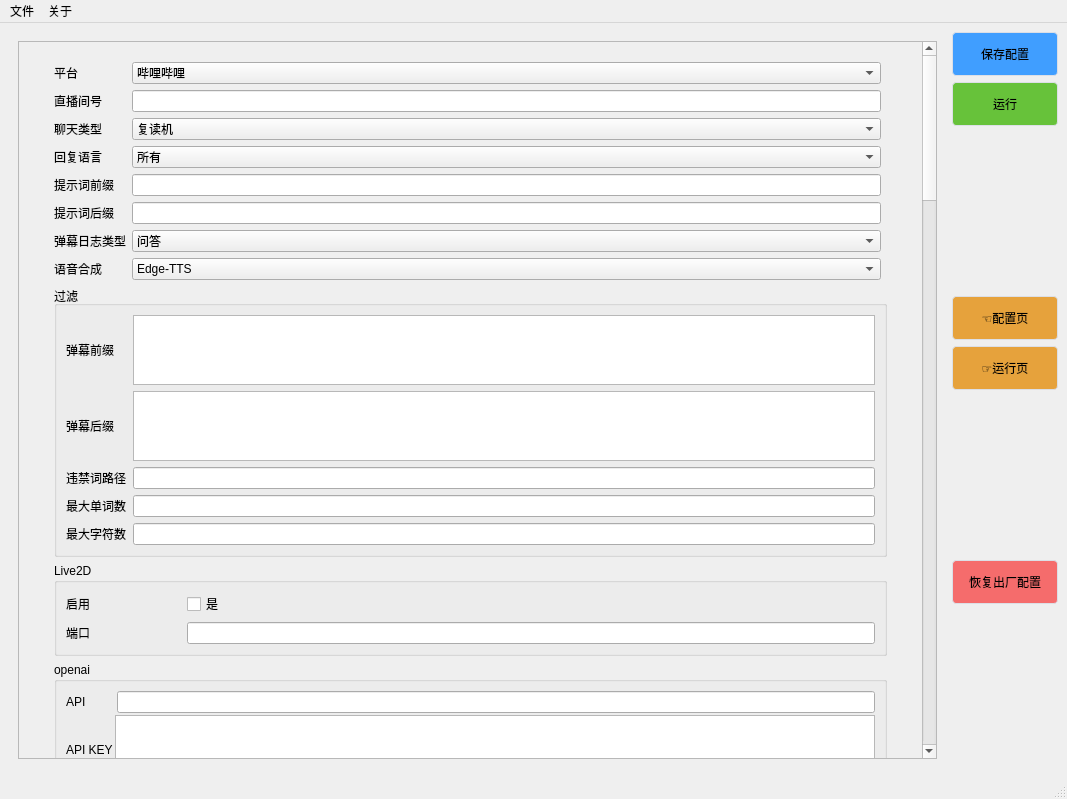
Old version of the form ui/main.ui in the repository sandboxdream/AI-Vtuber.
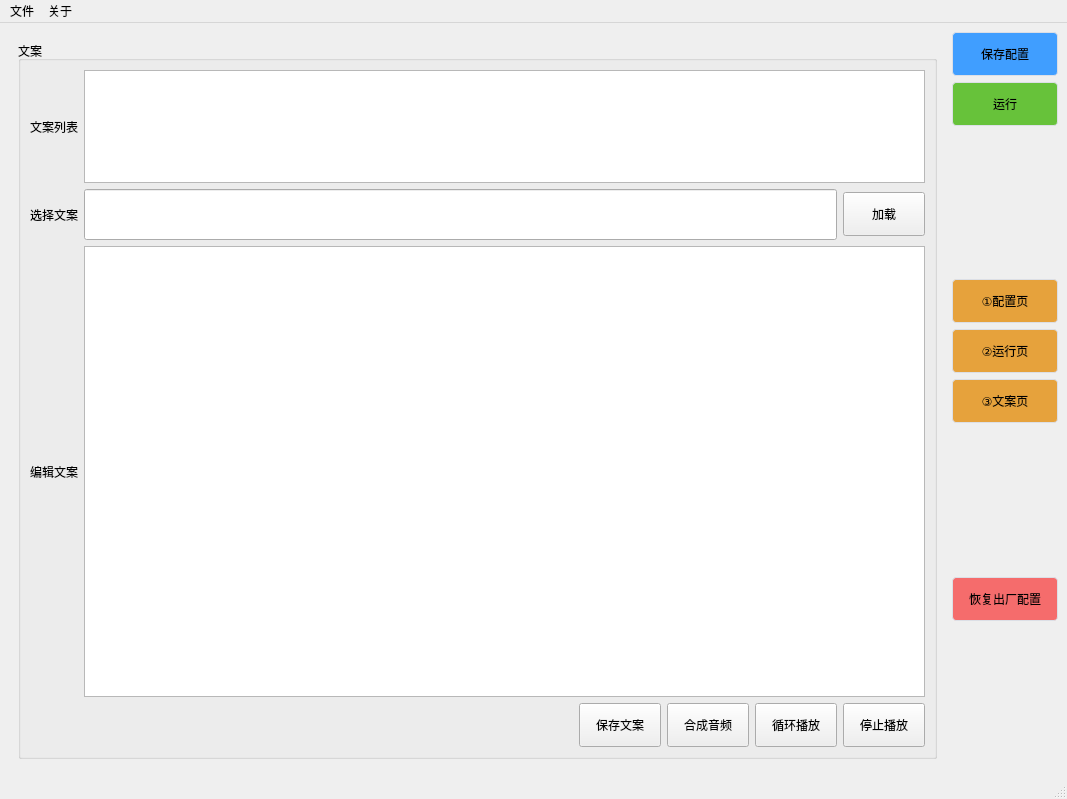
New version of the form. The open tabs and pages were chosen to show the change.

Commit message: 文案UI设计中

```diff
--- a/ui/main.ui
+++ b/ui/main.ui
@@ -21,7 +21,43 @@
   </property>
   <widget class="QWidget" name="centralwidget">
    <layout class="QGridLayout" name="gridLayout_20">
-    <item row="0" column="0" rowspan="8">
+    <item row="4" column="1">
+     <widget class="QPushButton" name="pushButton_run_page">
+      <property name="cursor">
+       <cursorShape>PointingHandCursor</cursorShape>
+      </property>
+      <property name="styleSheet">
+       <string notr="true">border: 1px solid #dcdfe6;
+background-color: #e6a23c;
+text-align: center;
+padding: 12px 16px;
+border-radius: 4px;
+font: 75 12pt &quot;微软雅黑&quot;;</string>
+      </property>
+      <property name="text">
+       <string>②运行页</string>
+      </property>
+     </widget>
+    </item>
+    <item row="0" column="1">
+     <widget class="QPushButton" name="pushButton_save">
+      <property name="cursor">
+       <cursorShape>PointingHandCursor</cursorShape>
+      </property>
+      <property name="styleSheet">
+       <string notr="true">border: 1px solid #dcdfe6;
+background-color: rgba(64, 158, 255, 255);
+text-align: center;
+padding: 12px 16px;
+border-radius: 4px;
+font: 75 12pt &quot;微软雅黑&quot;;</string>
+      </property>
+      <property name="text">
+       <string>保存配置</string>
+      </property>
+     </widget>
+    </item>
+    <item row="0" column="0" rowspan="9">
      <widget class="QStackedWidget" name="stackedWidget">
       <property name="currentIndex">
        <number>0</number>
@@ -45,7 +81,7 @@
            <property name="geometry">
             <rect>
              <x>0</x>
-             <y>-3160</y>
+             <y>0</y>
              <width>860</width>
              <height>4599</height>
             </rect>
@@ -1459,24 +1495,159 @@
         </item>
        </layout>
       </widget>
-     </widget>
-    </item>
-    <item row="0" column="1">
-     <widget class="QPushButton" name="pushButton_save">
-      <property name="cursor">
-       <cursorShape>PointingHandCursor</cursorShape>
-      </property>
-      <property name="styleSheet">
-       <string notr="true">border: 1px solid #dcdfe6;
-background-color: rgba(64, 158, 255, 255);
-text-align: center;
+      <widget class="QWidget" name="page_3">
+       <layout class="QGridLayout" name="gridLayout_38">
+        <item row="0" column="0">
+         <widget class="QGroupBox" name="groupBox_copywriting">
+          <property name="title">
+           <string>文案</string>
+          </property>
+          <layout class="QGridLayout" name="gridLayout_37" rowstretch="2,1,8,0,0,1" columnstretch="0,0,0,0,0,0,0">
+           <item row="5" column="4">
+            <widget class="QPushButton" name="pushButton_copywriting_synthetic_audio">
+             <property name="styleSheet">
+              <string notr="true">text-align: center;
 padding: 12px 16px;
-border-radius: 4px;
-font: 75 12pt &quot;微软雅黑&quot;;</string>
-      </property>
-      <property name="text">
-       <string>保存配置</string>
-      </property>
+font: 80 10pt &quot;微软雅黑&quot;;</string>
+             </property>
+             <property name="text">
+              <string>合成音频</string>
+             </property>
+            </widget>
+           </item>
+           <item row="2" column="0">
+            <widget class="QLabel" name="label_copywriting_edit">
+             <property name="styleSheet">
+              <string notr="true">font: 80 12pt &quot;微软雅黑&quot;;</string>
+             </property>
+             <property name="text">
+              <string>编辑文案</string>
+             </property>
+            </widget>
+           </item>
+           <item row="1" column="0">
+            <widget class="QLabel" name="label_copywriting_select">
+             <property name="styleSheet">
+              <string notr="true">font: 80 12pt &quot;微软雅黑&quot;;</string>
+             </property>
+             <property name="text">
+              <string>选择文案</string>
+             </property>
+            </widget>
+           </item>
+           <item row="5" column="3">
+            <widget class="QPushButton" name="pushButton_copywriting_save">
+             <property name="styleSheet">
+              <string notr="true">text-align: center;
+padding: 12px 16px;
+font: 80 10pt &quot;微软雅黑&quot;;</string>
+             </property>
+             <property name="text">
+              <string>保存文案</string>
+             </property>
+            </widget>
+           </item>
+           <item row="5" column="0" colspan="2">
+            <spacer name="horizontalSpacer">
+             <property name="orientation">
+              <enum>Qt::Horizontal</enum>
+             </property>
+             <property name="sizeHint" stdset="0">
+              <size>
+               <width>40</width>
+               <height>20</height>
+              </size>
+             </property>
+            </spacer>
+           </item>
+           <item row="5" column="5">
+            <widget class="QPushButton" name="pushButton_copywriting_loop_play">
+             <property name="styleSheet">
+              <string notr="true">text-align: center;
+padding: 12px 16px;
+font: 80 10pt &quot;微软雅黑&quot;;</string>
+             </property>
+             <property name="text">
+              <string>循环播放</string>
+             </property>
+            </widget>
+           </item>
+           <item row="0" column="0">
+            <widget class="QLabel" name="label_copywriting_list">
+             <property name="styleSheet">
+              <string notr="true">font: 80 12pt &quot;微软雅黑&quot;;</string>
+             </property>
+             <property name="text">
+              <string>文案列表</string>
+             </property>
+            </widget>
+           </item>
+           <item row="5" column="2">
+            <spacer name="horizontalSpacer_2">
+             <property name="orientation">
+              <enum>Qt::Horizontal</enum>
+             </property>
+             <property name="sizeHint" stdset="0">
+              <size>
+               <width>40</width>
+               <height>20</height>
+              </size>
+             </property>
+            </spacer>
+           </item>
+           <item row="5" column="6">
+            <widget class="QPushButton" name="pushButton_copywriting_stop_play">
+             <property name="styleSheet">
+              <string notr="true">text-align: center;
+padding: 12px 16px;
+font: 80 10pt &quot;微软雅黑&quot;;</string>
+             </property>
+             <property name="text">
+              <string>停止播放</string>
+             </property>
+            </widget>
+           </item>
+           <item row="2" column="1" colspan="6">
+            <widget class="QTextEdit" name="textEdit_copywriting_edit"/>
+           </item>
+           <item row="1" column="6">
+            <widget class="QPushButton" name="pushButton_copywriting_select">
+             <property name="styleSheet">
+              <string notr="true">text-align: center;
+padding: 12px 16px;
+font: 80 10pt &quot;微软雅黑&quot;;</string>
+             </property>
+             <property name="text">
+              <string>加载</string>
+             </property>
+            </widget>
+           </item>
+           <item row="0" column="1" colspan="6">
+            <widget class="QTextEdit" name="textEdit_copywriting_list">
+             <property name="readOnly">
+              <bool>true</bool>
+             </property>
+             <property name="html">
+              <string>&lt;!DOCTYPE HTML PUBLIC &quot;-//W3C//DTD HTML 4.0//EN&quot; &quot;http://www.w3.org/TR/REC-html40/strict.dtd&quot;&gt;
+&lt;html&gt;&lt;head&gt;&lt;meta name=&quot;qrichtext&quot; content=&quot;1&quot; /&gt;&lt;style type=&quot;text/css&quot;&gt;
+p, li { white-space: pre-wrap; }
+&lt;/style&gt;&lt;/head&gt;&lt;body style=&quot; font-family:'SimSun'; font-size:9pt; font-weight:400; font-style:normal;&quot;&gt;
+&lt;p style=&quot;-qt-paragraph-type:empty; margin-top:0px; margin-bottom:0px; margin-left:0px; margin-right:0px; -qt-block-indent:0; text-indent:0px;&quot;&gt;&lt;br /&gt;&lt;/p&gt;&lt;/body&gt;&lt;/html&gt;</string>
+             </property>
+            </widget>
+           </item>
+           <item row="1" column="1" colspan="5">
+            <widget class="QLineEdit" name="lineEdit_copywriting_select">
+             <property name="styleSheet">
+              <string notr="true">height:45px;</string>
+             </property>
+            </widget>
+           </item>
+          </layout>
+         </widget>
+        </item>
+       </layout>
+      </widget>
      </widget>
     </item>
     <item row="1" column="1">
@@ -1497,7 +1668,25 @@
       </property>
      </widget>
     </item>
-    <item row="6" column="1">
+    <item row="3" column="1">
+     <widget class="QPushButton" name="pushButton_config_page">
+      <property name="cursor">
+       <cursorShape>PointingHandCursor</cursorShape>
+      </property>
+      <property name="styleSheet">
+       <string notr="true">border: 1px solid #dcdfe6;
+background-color: #e6a23c;
+text-align: center;
+padding: 12px 16px;
+border-radius: 4px;
+font: 75 12pt &quot;微软雅黑&quot;;</string>
+      </property>
+      <property name="text">
+       <string>①配置页</string>
+      </property>
+     </widget>
+    </item>
+    <item row="7" column="1">
      <widget class="QPushButton" name="pushButton_factory">
       <property name="cursor">
        <cursorShape>PointingHandCursor</cursorShape>
@@ -1515,11 +1704,8 @@
       </property>
      </widget>
     </item>
-    <item row="4" column="1">
-     <widget class="QPushButton" name="pushButton_run_page">
-      <property name="cursor">
-       <cursorShape>PointingHandCursor</cursorShape>
-      </property>
+    <item row="5" column="1">
+     <widget class="QPushButton" name="pushButton_copywriting">
       <property name="styleSheet">
        <string notr="true">border: 1px solid #dcdfe6;
 background-color: #e6a23c;
@@ -1529,25 +1715,7 @@
 font: 75 12pt &quot;微软雅黑&quot;;</string>
       </property>
       <property name="text">
-       <string>☞运行页</string>
-      </property>
-     </widget>
-    </item>
-    <item row="3" column="1">
-     <widget class="QPushButton" name="pushButton_config_page">
-      <property name="cursor">
-       <cursorShape>PointingHandCursor</cursorShape>
-      </property>
-      <property name="styleSheet">
-       <string notr="true">border: 1px solid #dcdfe6;
-background-color: #e6a23c;
-text-align: center;
-padding: 12px 16px;
-border-radius: 4px;
-font: 75 12pt &quot;微软雅黑&quot;;</string>
-      </property>
-      <property name="text">
-       <string>☜配置页</string>
+       <string>③文案页</string>
       </property>
      </widget>
     </item>
```
